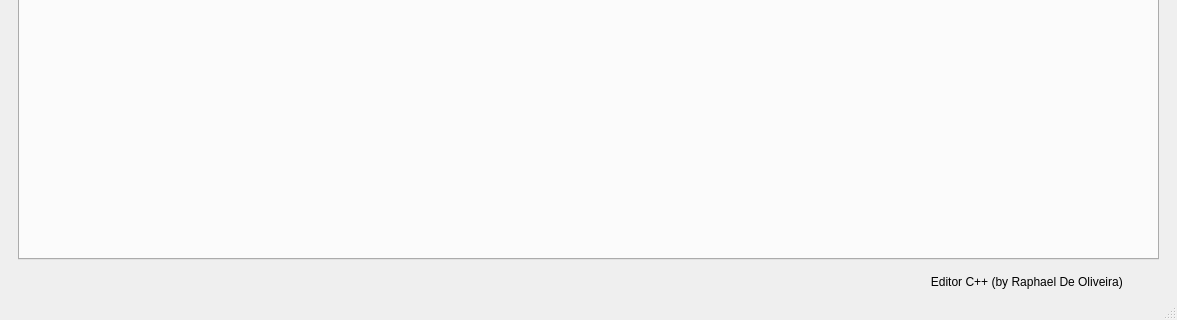
Qt form mainwindow.ui (raph5640/Qt-Editor-Cpp) before a commit; both pictures show x 0 to 1177 and y 321 to 641 of the 1177 by 641 pixel window.
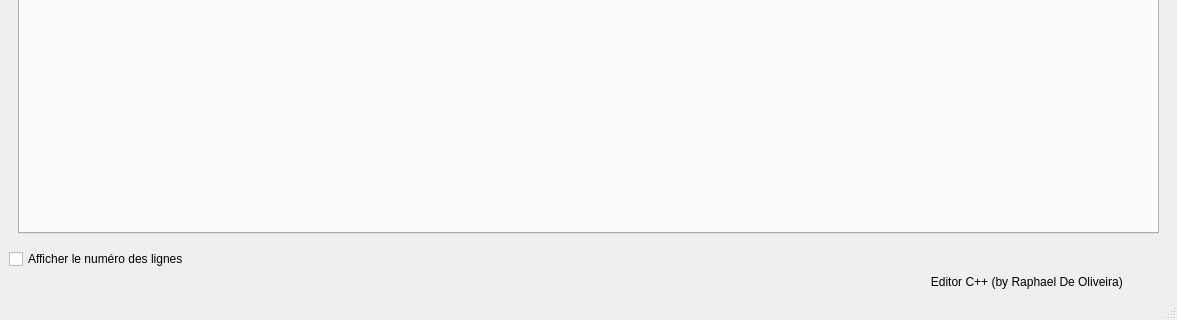
The same form after that commit.

Commit message: Ajout checkbox Afficher le numero des lignes (on/off)

Patch:
```diff
--- a/mainwindow.ui
+++ b/mainwindow.ui
@@ -44,6 +44,13 @@
       </widget>
      </widget>
     </item>
+    <item>
+     <widget class="QCheckBox" name="checkBoxLineNumber">
+      <property name="text">
+       <string>Afficher le numéro des lignes</string>
+      </property>
+     </widget>
+    </item>
     <item>
      <widget class="QLabel" name="label_editorcpp">
       <property name="text">
```
The commit also changes 4 other files.
